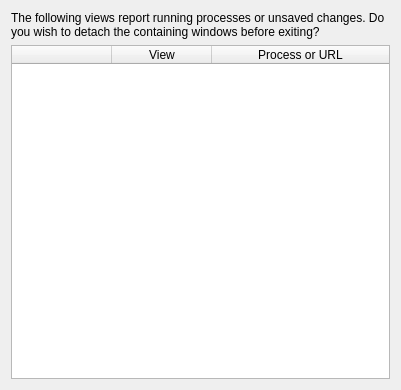
This is src/detach_processes.ui in UjOwtuc/quadkonsole4 as Qt 5 draws it before an edit. The edited form follows.
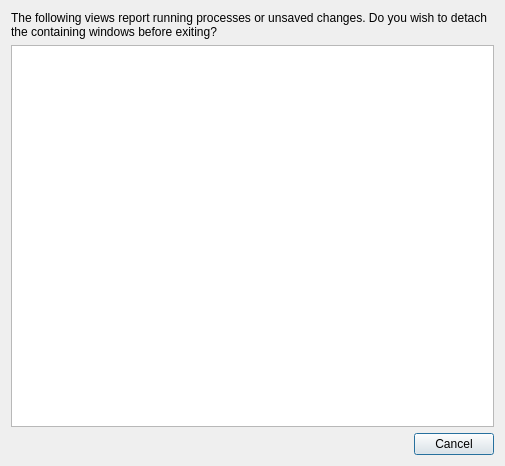
This is the edited form.

```diff
--- a/src/detach_processes.ui
+++ b/src/detach_processes.ui
@@ -1,20 +1,20 @@
 <?xml version="1.0" encoding="UTF-8"?>
 <ui version="4.0">
  <class>DetachProcesses</class>
- <widget class="QWidget" name="DetachProcesses">
+ <widget class="QDialog" name="DetachProcesses">
   <property name="geometry">
    <rect>
     <x>0</x>
     <y>0</y>
-    <width>401</width>
-    <height>390</height>
+    <width>505</width>
+    <height>466</height>
    </rect>
   </property>
   <property name="windowTitle">
    <string>Detach processes</string>
   </property>
-  <layout class="QGridLayout" name="gridLayout">
-   <item row="0" column="0">
+  <layout class="QVBoxLayout" name="verticalLayout">
+   <item>
     <widget class="QLabel" name="lTitle">
      <property name="text">
       <string>The following views report running processes or unsaved changes. Do you wish to detach the containing windows before exiting?</string>
@@ -24,7 +24,7 @@
      </property>
     </widget>
    </item>
-   <item row="1" column="0">
+   <item>
     <widget class="QTableWidget" name="processTable">
      <property name="alternatingRowColors">
       <bool>true</bool>
@@ -39,7 +39,7 @@
       <number>3</number>
      </property>
      <attribute name="horizontalHeaderVisible">
-      <bool>true</bool>
+      <bool>false</bool>
      </attribute>
      <attribute name="horizontalHeaderStretchLastSection">
       <bool>true</bool>
@@ -67,6 +67,16 @@
      </column>
     </widget>
    </item>
+   <item>
+    <widget class="QDialogButtonBox" name="buttonBox">
+     <property name="orientation">
+      <enum>Qt::Horizontal</enum>
+     </property>
+     <property name="standardButtons">
+      <set>QDialogButtonBox::Cancel</set>
+     </property>
+    </widget>
+   </item>
   </layout>
  </widget>
  <resources/>
```
Left out of the diff: 35 changed lines with no effect on the pictures.
